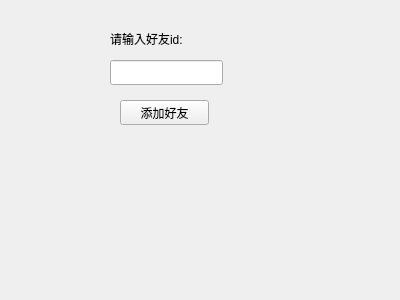
Old version of the form client/ui/add_friend.ui in the repository TT2TER/Echoplex.
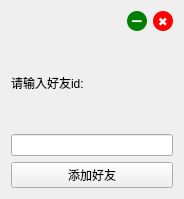
New version of the form. Custom widgets are drawn as their Qt base class.

What changed in the file:
```diff
--- a/client/ui/add_friend.ui
+++ b/client/ui/add_friend.ui
@@ -6,50 +6,118 @@
    <rect>
     <x>0</x>
     <y>0</y>
-    <width>400</width>
-    <height>300</height>
+    <width>184</width>
+    <height>199</height>
    </rect>
   </property>
   <property name="windowTitle">
    <string>Form</string>
   </property>
-  <widget class="QLineEdit" name="id_in">
-   <property name="geometry">
-    <rect>
-     <x>110</x>
-     <y>60</y>
-     <width>113</width>
-     <height>25</height>
-    </rect>
-   </property>
-  </widget>
-  <widget class="QLabel" name="label">
-   <property name="geometry">
-    <rect>
-     <x>110</x>
-     <y>30</y>
-     <width>131</width>
-     <height>17</height>
-    </rect>
-   </property>
-   <property name="text">
-    <string>请输入好友id:</string>
-   </property>
-  </widget>
-  <widget class="QPushButton" name="add_fri_butt">
-   <property name="geometry">
-    <rect>
-     <x>120</x>
-     <y>100</y>
-     <width>89</width>
-     <height>25</height>
-    </rect>
-   </property>
-   <property name="text">
-    <string>添加好友</string>
-   </property>
-  </widget>
+  <layout class="QHBoxLayout" name="horizontalLayout">
+   <item>
+    <layout class="QVBoxLayout" name="verticalLayout">
+     <item>
+      <layout class="QHBoxLayout" name="horizontalLayout_4">
+       <item>
+        <spacer name="horizontalSpacer_3">
+         <property name="orientation">
+          <enum>Qt::Horizontal</enum>
+         </property>
+         <property name="sizeHint" stdset="0">
+          <size>
+           <width>40</width>
+           <height>10</height>
+          </size>
+         </property>
+        </spacer>
+       </item>
+       <item>
+        <widget class="QPushButton" name="mini_butt">
+         <property name="styleSheet">
+          <string notr="true">QPushButton {
+        background-color: green;
+        border: none;
+        border-radius: 10px;
+        width: 20px;
+        height: 20px;
+        font-size: 14px;
+        color: white;
+    }
+    
+    QPushButton:hover {
+        background-color: rgba(0, 128, 0, 0.8);
+    }
+    
+    QPushButton:pressed {
+        background-color: rgba(0, 128, 0, 1);
+    }</string>
+         </property>
+         <property name="text">
+          <string>➖</string>
+         </property>
+        </widget>
+       </item>
+       <item>
+        <widget class="QPushButton" name="close_butt">
+         <property name="styleSheet">
+          <string notr="true">QPushButton {
+        background-color: red;
+        border: none;
+        border-radius: 10px;
+        width: 20px;
+        height: 20px;
+        font-size: 12px;
+        color: white;
+    }
+    
+    QPushButton:hover {
+        background-color: rgba(255, 0, 0, 0.8);
+    }
+    
+    QPushButton:pressed {
+        background-color: rgba(255, 0, 0, 1);
+    }</string>
+         </property>
+         <property name="text">
+          <string>✖</string>
+         </property>
+        </widget>
+       </item>
+      </layout>
+     </item>
+     <item>
+      <widget class="QLabel" name="label">
+       <property name="text">
+        <string>请输入好友id:</string>
+       </property>
+      </widget>
+     </item>
+     <item>
+      <widget class="LineEdit" name="id_in"/>
+     </item>
+     <item>
+      <widget class="PushButton" name="add_fri_butt">
+       <property name="text">
+        <string>添加好友</string>
+       </property>
+      </widget>
+     </item>
+    </layout>
+   </item>
+  </layout>
  </widget>
+ <customwidgets>
+  <customwidget>
+   <class>PushButton</class>
+   <extends>QPushButton</extends>
+   <header>qfluentwidgets</header>
+  </customwidget>
+  <customwidget>
+   <class>LineEdit</class>
+   <extends>QLineEdit</extends>
+   <header>qfluentwidgets</header>
+  </customwidget>
+ </customwidgets>
  <resources/>
  <connections/>
 </ui>
```
